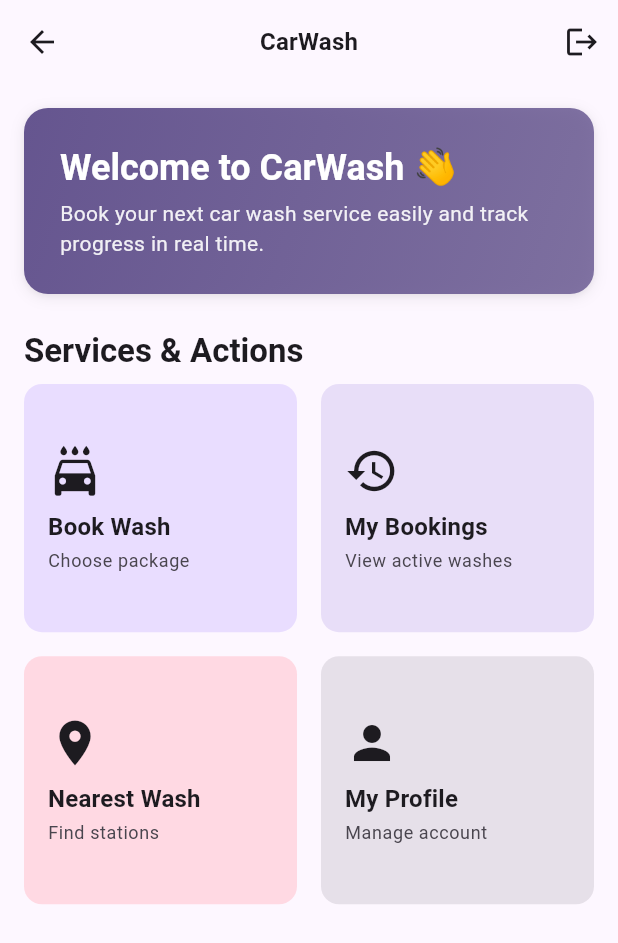
After one commit to Omar-Einstein7/wash_car, a Flutter app: the HomeScreen screen opened by its route, on a phone screen of 412 x 824 dp. The commit adds this screen. Shown: the top 943 px of the screen. Run offline on Flutter 3.47's test engine with Material 3 defaults, Android fonts, the phone set to English and light mode, and no system bars; our stand-ins replace dio, flutter_bloc, get_it, pretty_dio_logger.

Commit message:
- add placeholder of home screen - add app routering for home - add services card widget

```diff
--- a/lib/core/routes/app_router.dart
+++ b/lib/core/routes/app_router.dart
@@ -1,5 +1,6 @@
 import 'package:carwash/core/di/service_locator.dart';
 import 'package:carwash/core/routes/app_routes.dart';
+import 'package:carwash/feature/home/presentation/screens/home_screen.dart';
 import 'package:carwash/feature/login/presentation/screens/login_screen.dart';
 import 'package:carwash/feature/register/presentation/cubit/register_cubit.dart';
 import 'package:carwash/feature/register/presentation/screens/register_screen.dart';
@@ -20,6 +21,8 @@ class AppRouter {
       case AppRoutes.loginScreen:
         return MaterialPageRoute(builder: (_) => LoginScreen());
 
+      case AppRoutes.homeScreen:
+        return MaterialPageRoute(builder: (_) => HomeScreen());
 
 
 
--- a/lib/core/routes/app_routes.dart
+++ b/lib/core/routes/app_routes.dart
@@ -4,6 +4,6 @@ class AppRoutes {
 
   static const String loginScreen = 'loginScreen';
   static const String registerScreen = 'registerScreen';
-
+  static const String homeScreen = 'homeScreen';
 
 }
--- /dev/null
+++ b/lib/feature/home/presentation/screens/home_screen.dart
@@ -0,0 +1,135 @@
+import 'package:carwash/core/extensions/context_extension.dart';
+import 'package:carwash/core/routes/app_routes.dart';
+import 'package:carwash/core/theme/theme_constants.dart';
+import 'package:carwash/feature/home/presentation/widgets/service_card_widget.dart';
+import 'package:flutter/material.dart';
+
+class HomeScreen extends StatelessWidget {
+  const HomeScreen({super.key});
+
+  @override
+  Widget build(BuildContext context) {
+    final colorScheme = context.colorScheme;
+    final textTheme = context.textTheme;
+
+    return Scaffold(
+      appBar: AppBar(
+        title: const Text('CarWash'),
+        actions: [
+          IconButton(
+            icon: const Icon(Icons.logout),
+            tooltip: 'Logout',
+            onPressed: () {
+              Navigator.pushReplacementNamed(context, AppRoutes.registerScreen);
+            },
+          ),
+        ],
+      ),
+      body: SafeArea(
+        child: SingleChildScrollView(
+          padding: const EdgeInsets.all(AppSpacing.md),
+          child: Column(
+            crossAxisAlignment: CrossAxisAlignment.start,
+            children: [
+              // Welcome Banner Card
+              Container(
+                width: double.infinity,
+                padding: const EdgeInsets.all(AppSpacing.lg),
+                decoration: BoxDecoration(
+                  gradient: LinearGradient(
+                    colors: [
+                      colorScheme.primary,
+                      colorScheme.primary.withValues(alpha: 0.8),
+                    ],
+                    begin: Alignment.topLeft,
+                    end: Alignment.bottomRight,
+                  ),
+                  borderRadius: AppBorders.lg,
+                  boxShadow: AppShadows.card,
+                ),
+                child: Column(
+                  crossAxisAlignment: .start,
+                  children: [
+                    Text(
+                      'Welcome to CarWash 👋',
+                      style: textTheme.headlineSmall?.copyWith(
+                        color: colorScheme.onPrimary,
+                        fontWeight: FontWeight.bold,
+                      ),
+                    ),
+                    const SizedBox(height: AppSpacing.xs),
+                    Text(
+                      'Book your next car wash service easily and track progress in real time.',
+                      style: textTheme.bodyMedium?.copyWith(
+                        color: colorScheme.onPrimary.withValues(alpha: 0.9),
+                      ),
+                    ),
+                  ],
+                ),
+              ),
+
+              const SizedBox(height: AppSpacing.lg),
+
+              // Quick Actions Header
+              Text(
+                'Services & Actions',
+                style: textTheme.titleLarge?.copyWith(
+                  fontWeight: FontWeight.bold,
+                ),
+              ),
+              const SizedBox(height: AppSpacing.sm),
+
+              // Grid of placeholder feature cards
+              GridView.count(
+                shrinkWrap: true,
+                physics: const NeverScrollableScrollPhysics(),
+                crossAxisCount: 2,
+                mainAxisSpacing: AppSpacing.md,
+                crossAxisSpacing: AppSpacing.md,
+                childAspectRatio: 1.1,
+                children: [
+                  ServiceCard(
+                    icon: Icons.local_car_wash,
+                    title: 'Book Wash',
+                    subtitle: 'Choose package',
+                    color: colorScheme.primaryContainer,
+                    onTap: () {
+                      context.showSnackBar('Book Wash feature coming soon!');
+                    },
+                  ),
+                  ServiceCard(
+                    icon: Icons.history,
+                    title: 'My Bookings',
+                    subtitle: 'View active washes',
+                    color: colorScheme.secondaryContainer,
+                    onTap: () {
+                      context.showSnackBar('My Bookings feature coming soon!');
+                    },
+                  ),
+                  ServiceCard(
+                    icon: Icons.location_on,
+                    title: 'Nearest Wash',
+                    subtitle: 'Find stations',
+                    color: colorScheme.tertiaryContainer,
+                    onTap: () {
+                      context.showSnackBar('Nearest Wash feature coming soon!');
+                    },
+                  ),
+                  ServiceCard(
+                    icon: Icons.person,
+                    title: 'My Profile',
+                    subtitle: 'Manage account',
+                    color: colorScheme.surfaceContainerHighest,
+                    onTap: () {
+                      context.showSnackBar('My Profile coming soon!');
+                    },
+                  ),
+                ],
+              ),
+            ],
+          ),
+        ),
+      ),
+    );
+  }
+}
--- /dev/null
+++ b/lib/feature/home/presentation/widgets/service_card_widget.dart
@@ -0,0 +1,58 @@
+import 'package:carwash/core/extensions/context_extension.dart';
+import 'package:carwash/core/theme/app_borders.dart';
+import 'package:carwash/core/theme/app_spacing.dart';
+import 'package:flutter/material.dart';
+
+class ServiceCard extends StatelessWidget {
+  final IconData icon;
+  final String title;
+  final String subtitle;
+  final Color color;
+  final VoidCallback onTap;
+
+  const ServiceCard({
+    required this.icon,
+    required this.title,
+    required this.subtitle,
+    required this.color,
+    required this.onTap,
+  });
+
+  @override
+  Widget build(BuildContext context) {
+    final textTheme = context.textTheme;
+    final colorScheme = context.colorScheme;
+
+    return Material(
+      color: color,
+      borderRadius: AppBorders.md,
+      child: InkWell(
+        onTap: onTap,
+        borderRadius: AppBorders.md,
+        child: Padding(
+          padding: const EdgeInsets.all(AppSpacing.md),
+          child: Column(
+            mainAxisAlignment: MainAxisAlignment.center,
+            crossAxisAlignment: CrossAxisAlignment.start,
+            children: [
+              Icon(icon, size: 36, color: colorScheme.onSurface),
+              const SizedBox(height: AppSpacing.sm),
+              Text(
+                title,
+                style: textTheme.titleMedium?.copyWith(
+                  fontWeight: FontWeight.bold,
+                ),
+              ),
+              const SizedBox(height: AppSpacing.xxs),
+              Text(
+                subtitle,
+                style: textTheme.bodySmall?.copyWith(
+                  color: colorScheme.onSurfaceVariant,
+                ),
+              ),
+            ],
+          ),
+        ),
+      ),
+    );
+  }}
--- a/lib/feature/register/presentation/screens/register_screen.dart
+++ b/lib/feature/register/presentation/screens/register_screen.dart
@@ -1,3 +1,4 @@
+
 import 'package:carwash/core/routes/app_routes.dart';
 import 'package:carwash/core/widgets/app_button.dart';
 import 'package:carwash/core/widgets/app_text_field.dart';
@@ -59,7 +60,7 @@ class _RegisterScreenState extends State<RegisterScreen> {
                   backgroundColor: Colors.green,
                 ),
               );
-              Navigator.pushReplacementNamed(context, AppRoutes.loginScreen);
+              Navigator.pushReplacementNamed(context, AppRoutes.homeScreen);
             } else if (state is RegisterError) {
               ScaffoldMessenger.of(context).showSnackBar(
                 SnackBar(
```
